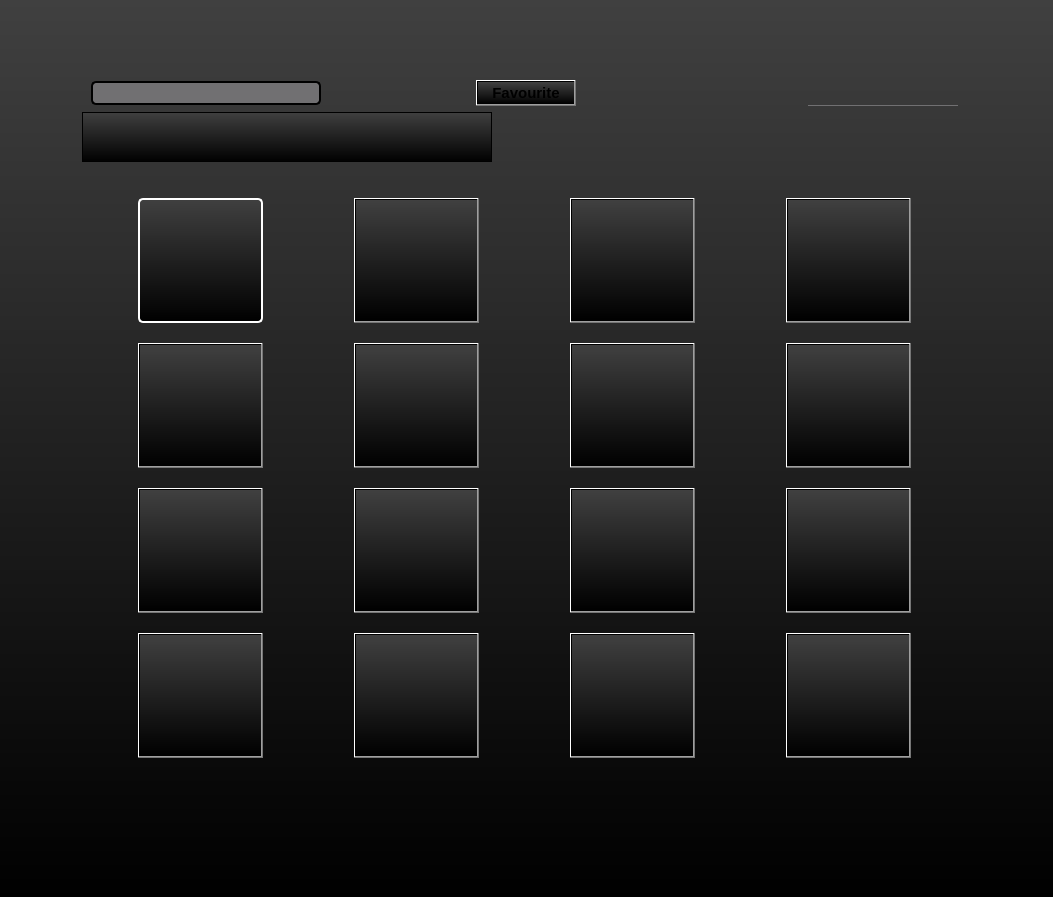
Above: mainwindow.ui from Texvss/Spotify_project before the change. Below: the same form after it.
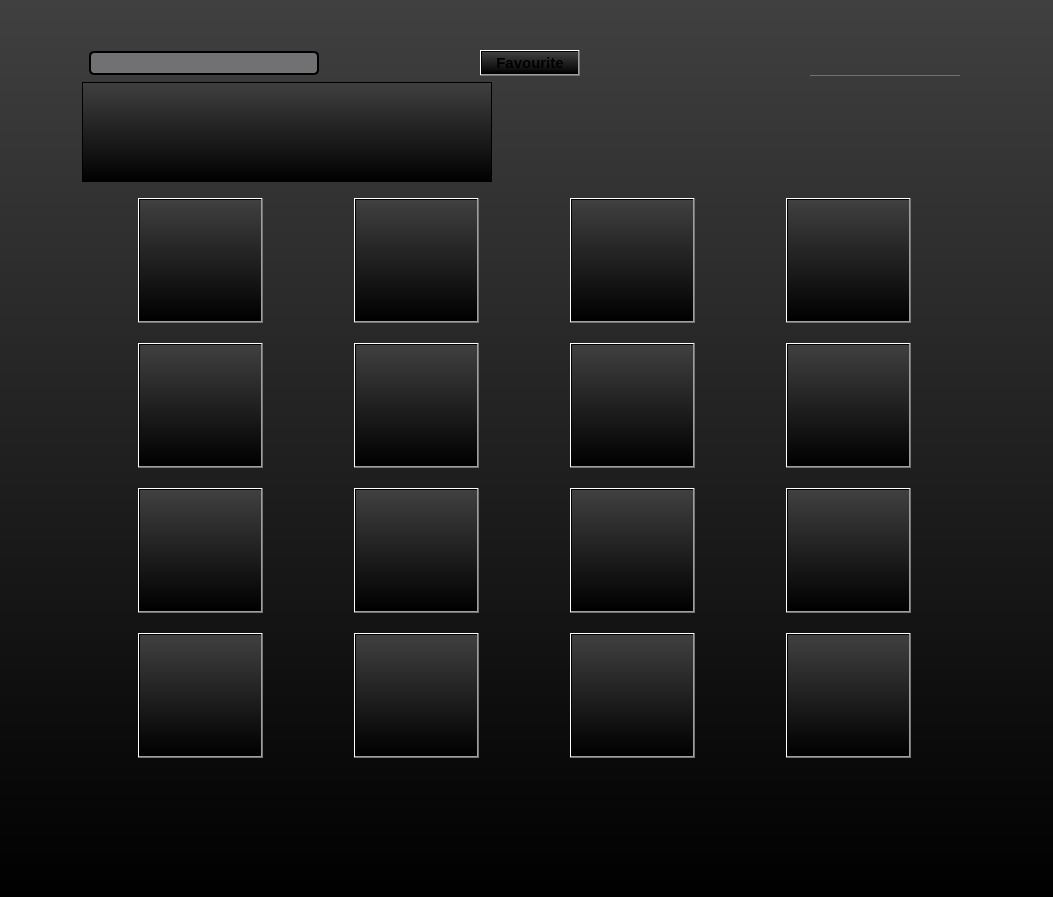
That is the form after the change. Icons and pictures are not drawn.

Patch:
```diff
--- a/mainwindow.ui
+++ b/mainwindow.ui
@@ -117,7 +117,7 @@
                   </property>
                   <property name="sizeHint" stdset="0">
                    <size>
-                    <width>140</width>
+                    <width>148</width>
                     <height>20</height>
                    </size>
                   </property>
@@ -214,10 +214,16 @@
                <layout class="QHBoxLayout" name="horizontalLayout_3">
                 <item>
                  <widget class="QListView" name="searchList">
+                  <property name="minimumSize">
+                   <size>
+                    <width>410</width>
+                    <height>100</height>
+                   </size>
+                  </property>
                   <property name="maximumSize">
                    <size>
                     <width>410</width>
-                    <height>50</height>
+                    <height>100</height>
                    </size>
                   </property>
                   <property name="mouseTracking">
@@ -313,7 +319,7 @@
          <enum>QLayout::SizeConstraint::SetMinimumSize</enum>
         </property>
         <property name="topMargin">
-         <number>30</number>
+         <number>10</number>
         </property>
         <property name="rightMargin">
          <number>0</number>
@@ -450,8 +456,7 @@
            </size>
           </property>
           <property name="styleSheet">
-           <string notr="true">border: 2px solid white;
-border-radius: 5px; </string>
+           <string notr="true"/>
           </property>
           <property name="text">
            <string/>
```
